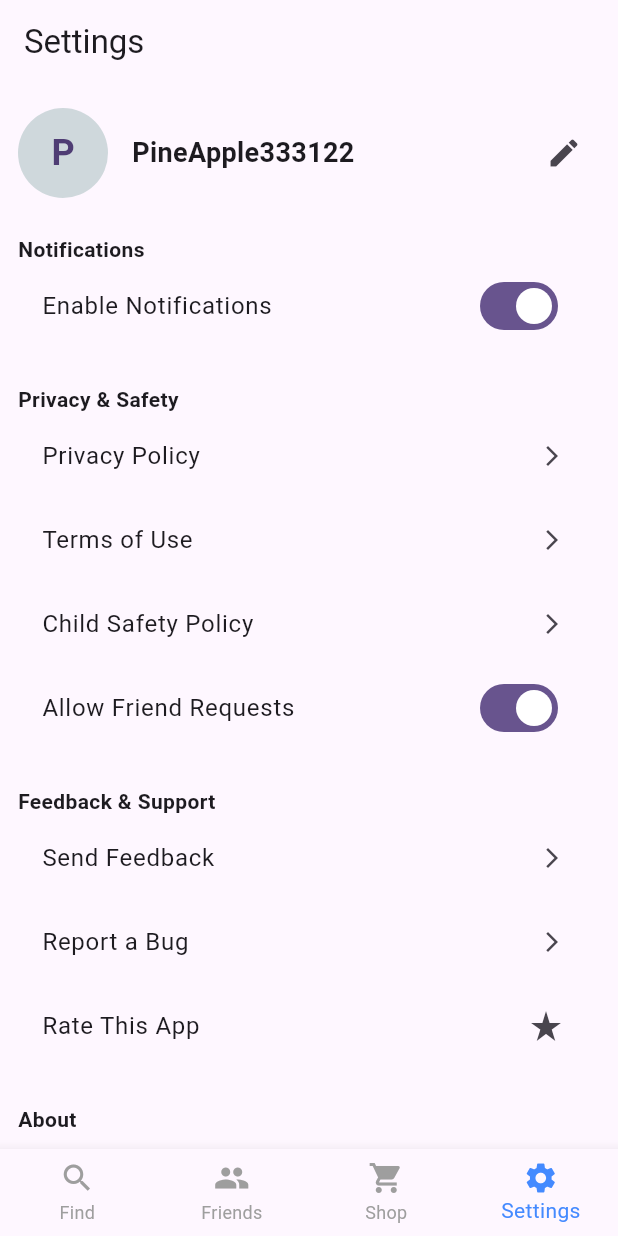
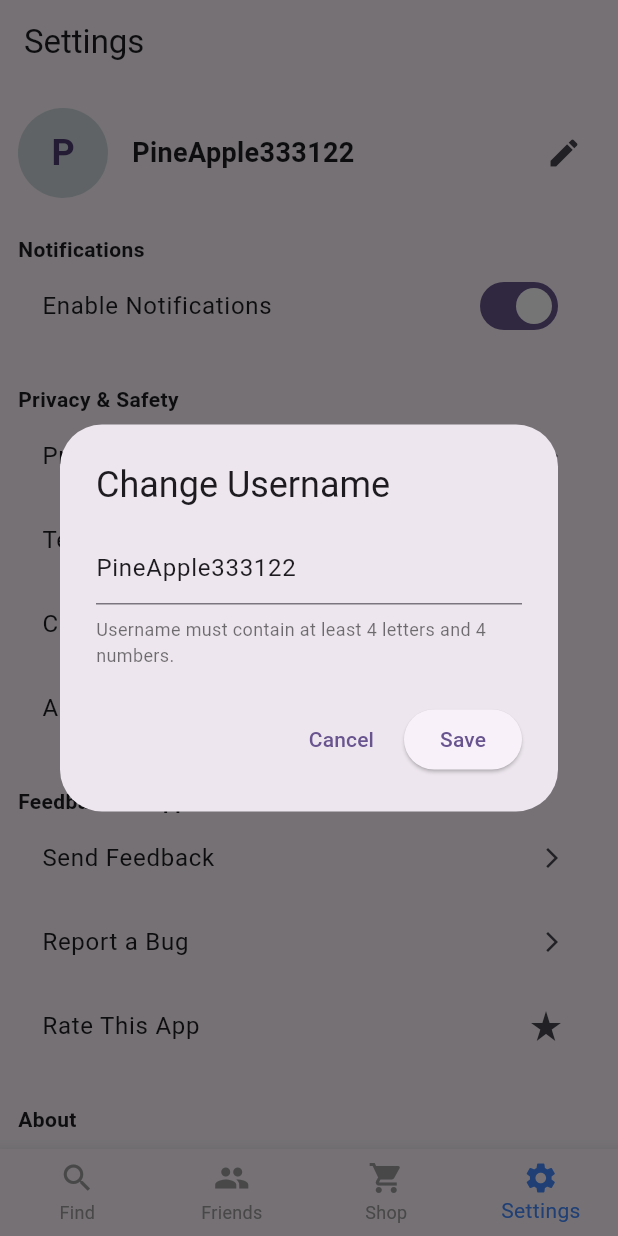
Before and after one commit to Sujitsubedi1/Random_chat_app, a Flutter app: the screen it shows after launch, item 4 of the bottom bar chosen, after a tap on the "edit" icon, on a phone screen of 412 x 824 dp. Run offline on Flutter 3.47's test engine with Material 3 defaults, Android fonts, the phone set to English and light mode, and no system bars; our stand-ins replace cloud_firestore, firebase_core, logger, lottie, shared_preferences; accounts and stored records are empty; project files that could hold a hidden picture were left out.

Commit message:
Change username on UI

```diff
--- a/chat_app/lib/services/temp_user_manager.dart
+++ b/chat_app/lib/services/temp_user_manager.dart
@@ -1,5 +1,6 @@
 import 'package:shared_preferences/shared_preferences.dart';
 import 'dart:math';
+import 'package:cloud_firestore/cloud_firestore.dart';
 
 class TempUserManager {
   static Future<String> getOrCreateTempUsername() async {
@@ -27,6 +28,14 @@ class TempUserManager {
         random.nextInt(9999).toString();
 
     await prefs.setString('tempUserName', newName);
+
+    // ✅ Store in Firestore
+    final docRef = FirebaseFirestore.instance.collection('users').doc(newName);
+    final snapshot = await docRef.get();
+    if (!snapshot.exists) {
+      await docRef.set({'username': newName, 'createdAt': DateTime.now()});
+    }
+
     return newName;
   }
 
--- a/chat_app/lib/ui/home_container_page.dart
+++ b/chat_app/lib/ui/home_container_page.dart
@@ -36,7 +36,7 @@ class _HomeContainerPageState extends State<HomeContainerPage> {
         const StartChatPage(),
         FriendsPage(userId: name),
         const Placeholder(), // Shop
-        SettingsPage(username: name), // Settings
+        SettingsPage(), // Settings
       ];
     });
   }
--- a/chat_app/lib/ui/settings_page.dart
+++ b/chat_app/lib/ui/settings_page.dart
@@ -1,9 +1,148 @@
+// ignore_for_file: use_build_context_synchronously
+
 import 'package:flutter/material.dart';
+import 'package:cloud_firestore/cloud_firestore.dart';
+import '../services/temp_user_manager.dart';
+import 'package:shared_preferences/shared_preferences.dart';
 
-class SettingsPage extends StatelessWidget {
-  final String username;
+class SettingsPage extends StatefulWidget {
+  const SettingsPage({super.key});
 
-  const SettingsPage({super.key, required this.username});
+  @override
+  State<SettingsPage> createState() => _SettingsPageState();
+}
+
+class _SettingsPageState extends State<SettingsPage> {
+  String _username = "Loading...";
+
+  @override
+  void initState() {
+    super.initState();
+    _fetchUsername();
+  }
+
+  Future<void> _fetchUsername() async {
+    final userId = await TempUserManager.getOrCreateTempUsername();
+
+    final doc =
+        await FirebaseFirestore.instance.collection('users').doc(userId).get();
+
+    if (!mounted) return;
+
+    if (doc.exists && doc.data()!.containsKey('username')) {
+      setState(() {
+        _username = doc.data()!['username'];
+      });
+    } else {
+      // fallback to local just in case
+      setState(() {
+        _username = userId;
+      });
+    }
+  }
+
+  void _showEditUsernameDialog(BuildContext context) {
+    final TextEditingController usernameController = TextEditingController(
+      text: _username,
+    );
+
+    final dialogContext = context;
+
+    showDialog(
+      context: dialogContext,
+      builder:
+          (_) => AlertDialog(
+            title: const Text("Change Username"),
+            content: Column(
+              mainAxisSize: MainAxisSize.min,
+              children: [
+                TextField(
+                  controller: usernameController,
+                  decoration: const InputDecoration(
+                    hintText: "Enter new username",
+                  ),
+                ),
+                const SizedBox(height: 8),
+                const Align(
+                  alignment: Alignment.centerLeft,
+                  child: Text(
+                    "Username must contain at least 4 letters and 4 numbers.",
+                    style: TextStyle(fontSize: 12, color: Colors.black54),
+                  ),
+                ),
+              ],
+            ),
+            actions: [
+              TextButton(
+                onPressed: () => Navigator.pop(dialogContext),
+                child: const Text("Cancel"),
+              ),
+              ElevatedButton(
+                onPressed: () async {
+                  final newUsername = usernameController.text.trim();
+
+                  // 1️⃣ Check format: At least 4 letters and 4 digits
+                  final hasMinLetters =
+                      RegExp(r'[a-zA-Z]').allMatches(newUsername).length >= 4;
+                  final hasMinDigits =
+                      RegExp(r'\d').allMatches(newUsername).length >= 4;
+
+                  if (newUsername.isEmpty || !hasMinLetters || !hasMinDigits) {
+                    ScaffoldMessenger.of(dialogContext).showSnackBar(
+                      const SnackBar(
+                        content: Text(
+                          "Username must have at least 4 letters and 4 numbers.",
+                        ),
+                      ),
+                    );
+                    return;
+                  }
+
+                  // 2️⃣ Check if username already exists in Firestore
+                  final existingQuery =
+                      await FirebaseFirestore.instance
+                          .collection('users')
+                          .where('username', isEqualTo: newUsername)
+                          .get();
+
+                  if (existingQuery.docs.isNotEmpty) {
+                    ScaffoldMessenger.of(dialogContext).showSnackBar(
+                      const SnackBar(
+                        content: Text(
+                          "Username already taken. Try something else.",
+                        ),
+                      ),
+                    );
+                    return;
+                  }
+
+                  final userId =
+                      await TempUserManager.getOrCreateTempUsername();
+
+                  // 3️⃣ Update Firestore
+                  await FirebaseFirestore.instance
+                      .collection('users')
+                      .doc(userId)
+                      .set({'username': newUsername}, SetOptions(merge: true));
+
+                  // 4️⃣ Update local storage
+                  final prefs = await SharedPreferences.getInstance();
+                  await prefs.setString('tempUserName', newUsername);
+
+                  if (!mounted) return;
+
+                  setState(() {
+                    _username = newUsername;
+                  });
+
+                  Navigator.pop(dialogContext);
+                },
+                child: const Text("Save"),
+              ),
+            ],
+          ),
+    );
+  }
 
   @override
   Widget build(BuildContext context) {
@@ -19,7 +158,7 @@ class SettingsPage extends StatelessWidget {
                 radius: 30,
                 backgroundColor: Colors.blueGrey[100],
                 child: Text(
-                  username.isNotEmpty ? username[0].toUpperCase() : '?',
+                  _username.isNotEmpty ? _username[0].toUpperCase() : '?',
                   style: const TextStyle(
                     fontSize: 24,
                     fontWeight: FontWeight.bold,
@@ -32,14 +171,17 @@ class SettingsPage extends StatelessWidget {
                   children: [
                     Expanded(
                       child: Text(
-                        username,
+                        _username,
                         style: const TextStyle(
                           fontSize: 18,
                           fontWeight: FontWeight.w600,
                         ),
                       ),
                     ),
-                    IconButton(icon: const Icon(Icons.edit), onPressed: () {}),
+                    IconButton(
+                      icon: const Icon(Icons.edit),
+                      onPressed: () => _showEditUsernameDialog(context),
+                    ),
                   ],
                 ),
               ),
```
